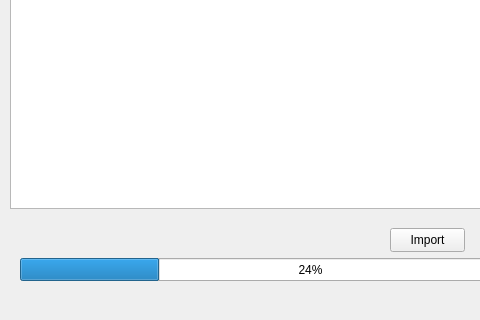
Before: the Qt Designer form DbSqlExport/importTreeObjectClass.ui in AnatolySolovyev12/DbSqlExport, drawn with Qt 5; both pictures show x 0 to 480 and y 289 to 609 of the 619 by 609 pixel window.
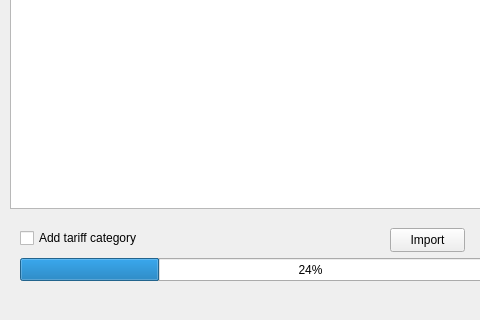
After: the same form once the commit is applied.

Patch:
```diff
--- a/DbSqlExport/importTreeObjectClass.ui
+++ b/DbSqlExport/importTreeObjectClass.ui
@@ -78,6 +78,19 @@
      <number>24</number>
     </property>
    </widget>
+   <widget class="QCheckBox" name="checkBox">
+    <property name="geometry">
+     <rect>
+      <x>20</x>
+      <y>500</y>
+      <width>121</width>
+      <height>20</height>
+     </rect>
+    </property>
+    <property name="text">
+     <string>Add tariff category</string>
+    </property>
+   </widget>
   </widget>
   <widget class="QMenuBar" name="menuBar">
    <property name="geometry">
```
